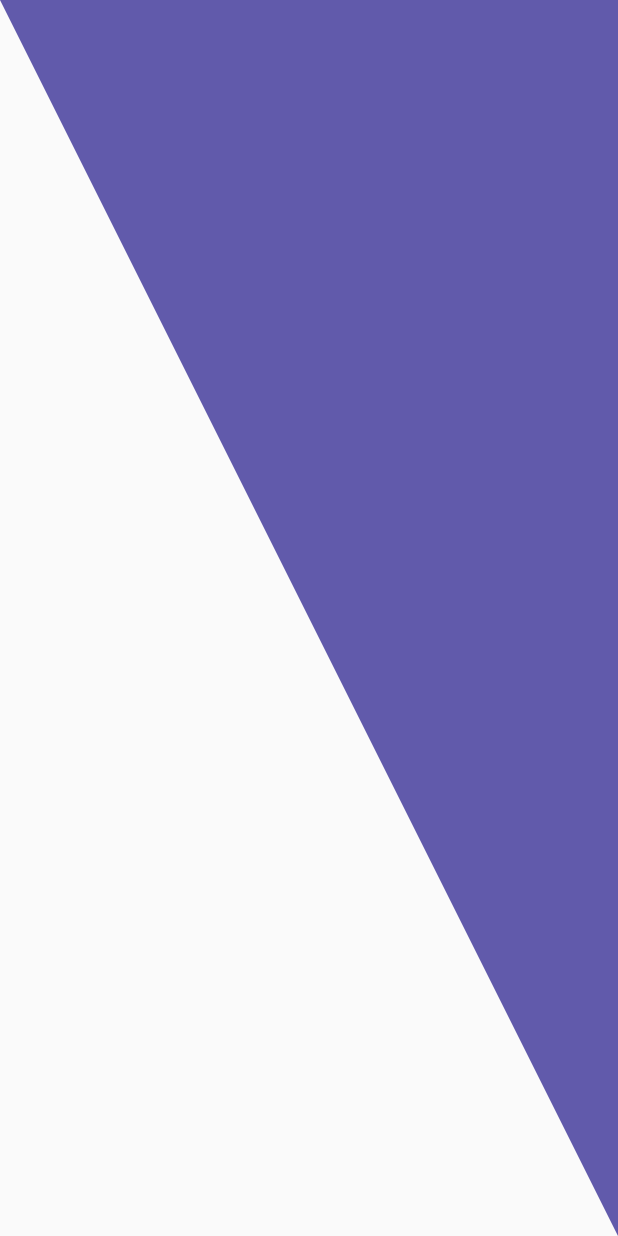
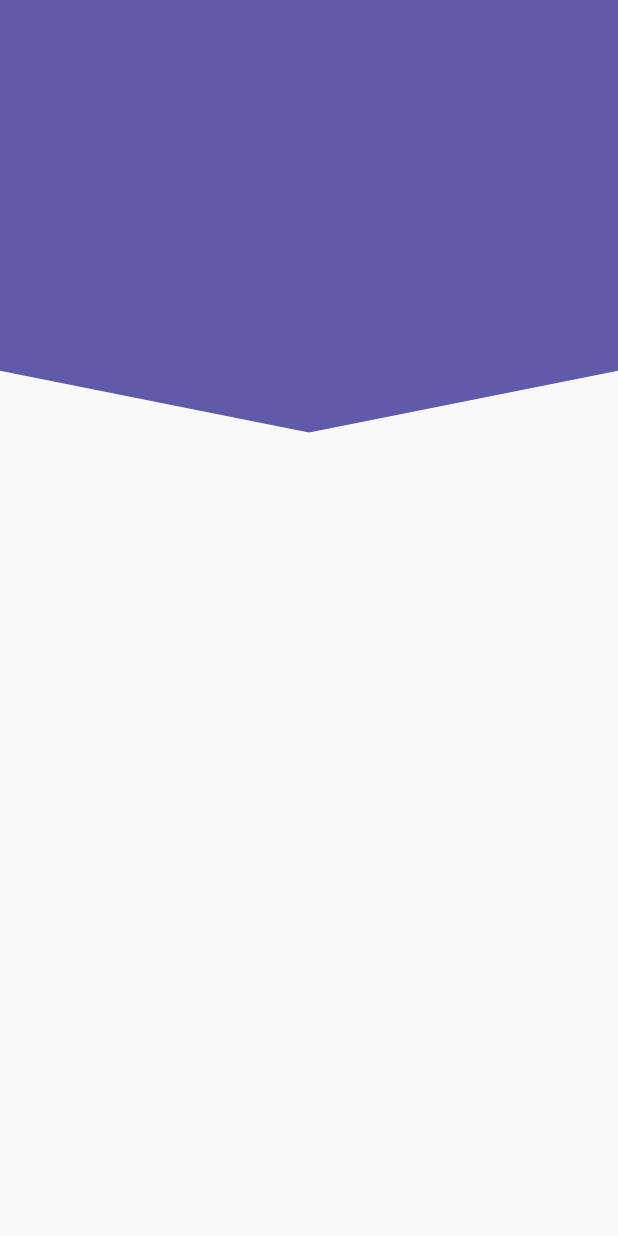
Before and after one commit to Christianesk/designs_flutter, a Flutter app: the screen it shows after launch, on a phone screen of 412 x 824 dp. Run offline on Flutter 3.47's test engine with Material 2 defaults, Android fonts, the phone set to English and light mode, and no system bars.

Commit message:
Design Peak Header using Custom painter

```diff
--- a/lib/src/pages/headers_page.dart
+++ b/lib/src/pages/headers_page.dart
@@ -5,7 +5,7 @@
   @override
   Widget build(BuildContext context) {
     return Scaffold(
-      body: TriangleHeader(),
+      body: PeakHeader(),
     );
   }
 }
--- a/lib/src/widgets/headers.dart
+++ b/lib/src/widgets/headers.dart
@@ -100,3 +100,46 @@
     return true;
   }
 }
+
+
+class PeakHeader extends StatelessWidget {
+  @override
+  Widget build(BuildContext context) {
+    return Container(
+      height: double.infinity,
+      width: double.infinity,
+      child: CustomPaint(
+        painter: _PeakHeaderPainter(),
+      ),
+    );
+  }
+}
+
+class _PeakHeaderPainter extends CustomPainter {
+  @override
+  void paint(Canvas canvas, Size size) {
+    final paint = Paint();
+
+    //Properties
+
+    paint.color = Color(0xff615AAB);
+    paint.style = PaintingStyle.fill;
+    paint.strokeWidth  = 20;
+
+
+    final path = new Path();
+
+    path.lineTo(0, size.height *0.30);
+    path.lineTo(size.width*0.5, size.height *0.35);
+    path.lineTo(size.width, size.height *0.30);
+    path.lineTo(size.width, 0);
+    // path.lineTo(size.width, 0);
+
+    canvas.drawPath(path, paint);
+  }
+
+  @override
+  bool shouldRepaint(covariant CustomPainter oldDelegate) {
+    return true;
+  }
+}
```
